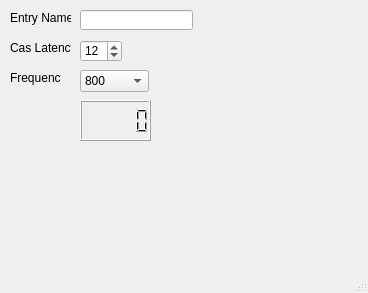
Above: qt/mainwindow.ui from Penultimate-Panacea/RAM-Comparison before the change. Below: the same form after it.
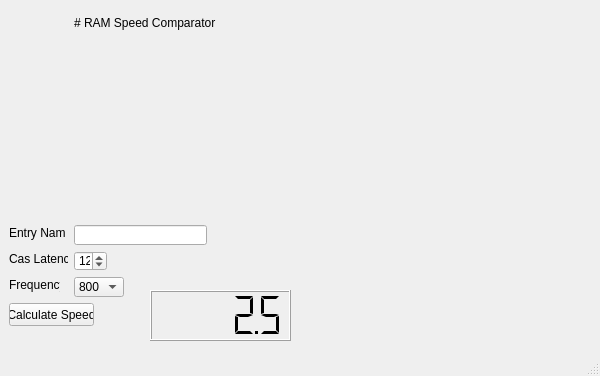
That is the form after the change.

```diff
--- a/qt/mainwindow.ui
+++ b/qt/mainwindow.ui
@@ -6,8 +6,8 @@
    <rect>
     <x>0</x>
     <y>0</y>
-    <width>368</width>
-    <height>293</height>
+    <width>600</width>
+    <height>376</height>
    </rect>
   </property>
   <property name="windowTitle">
@@ -20,9 +20,9 @@
    <widget class="QLabel" name="casLabel">
     <property name="geometry">
      <rect>
-      <x>10</x>
-      <y>40</y>
-      <width>61</width>
+      <x>9</x>
+      <y>251</y>
+      <width>59</width>
       <height>16</height>
      </rect>
     </property>
@@ -33,10 +33,10 @@
    <widget class="QSpinBox" name="casSpinBox">
     <property name="geometry">
      <rect>
-      <x>80</x>
-      <y>40</y>
-      <width>42</width>
-      <height>22</height>
+      <x>74</x>
+      <y>251</y>
+      <width>33</width>
+      <height>20</height>
      </rect>
     </property>
     <property name="autoFillBackground">
@@ -49,9 +49,9 @@
    <widget class="QLineEdit" name="nameEntry">
     <property name="geometry">
      <rect>
-      <x>80</x>
-      <y>10</y>
-      <width>113</width>
+      <x>74</x>
+      <y>225</y>
+      <width>133</width>
       <height>20</height>
      </rect>
     </property>
@@ -59,9 +59,9 @@
    <widget class="QLabel" name="nameLabel">
     <property name="geometry">
      <rect>
-      <x>10</x>
-      <y>10</y>
-      <width>61</width>
+      <x>9</x>
+      <y>225</y>
+      <width>56</width>
       <height>16</height>
      </rect>
     </property>
@@ -72,10 +72,10 @@
    <widget class="QComboBox" name="freqComboBox">
     <property name="geometry">
      <rect>
-      <x>80</x>
-      <y>70</y>
-      <width>69</width>
-      <height>22</height>
+      <x>74</x>
+      <y>277</y>
+      <width>50</width>
+      <height>20</height>
      </rect>
     </property>
     <item>
@@ -137,8 +137,8 @@
    <widget class="QLabel" name="freqLabel">
     <property name="geometry">
      <rect>
-      <x>10</x>
-      <y>70</y>
+      <x>9</x>
+      <y>277</y>
       <width>51</width>
       <height>16</height>
      </rect>
@@ -147,14 +147,61 @@
      <string>Frequency</string>
     </property>
    </widget>
-   <widget class="QLCDNumber" name="speedLCD">
+   <widget class="QPushButton" name="calculateButton">
     <property name="geometry">
      <rect>
-      <x>80</x>
-      <y>100</y>
-      <width>71</width>
-      <height>41</height>
+      <x>9</x>
+      <y>303</y>
+      <width>85</width>
+      <height>23</height>
      </rect>
+    </property>
+    <property name="text">
+     <string>Calculate Speed</string>
+    </property>
+   </widget>
+   <widget class="QLabel" name="label">
+    <property name="geometry">
+     <rect>
+      <x>74</x>
+      <y>9</y>
+      <width>264</width>
+      <height>27</height>
+     </rect>
+    </property>
+    <property name="frameShape">
+     <enum>QFrame::NoFrame</enum>
+    </property>
+    <property name="frameShadow">
+     <enum>QFrame::Plain</enum>
+    </property>
+    <property name="text">
+     <string># RAM Speed Comparator</string>
+    </property>
+    <property name="textFormat">
+     <enum>Qt::MarkdownText</enum>
+    </property>
+    <property name="scaledContents">
+     <bool>false</bool>
+    </property>
+   </widget>
+   <widget class="QLCDNumber" name="speedLcdNumber">
+    <property name="geometry">
+     <rect>
+      <x>150</x>
+      <y>290</y>
+      <width>141</width>
+      <height>51</height>
+     </rect>
+    </property>
+    <property name="smallDecimalPoint">
+     <bool>true</bool>
+    </property>
+    <property name="segmentStyle">
+     <enum>QLCDNumber::Flat</enum>
+    </property>
+    <property name="value" stdset="0">
+     <double>2.500000000000000</double>
     </property>
    </widget>
   </widget>
```
Left out of the diff: 2 changed lines with no effect on the pictures.
